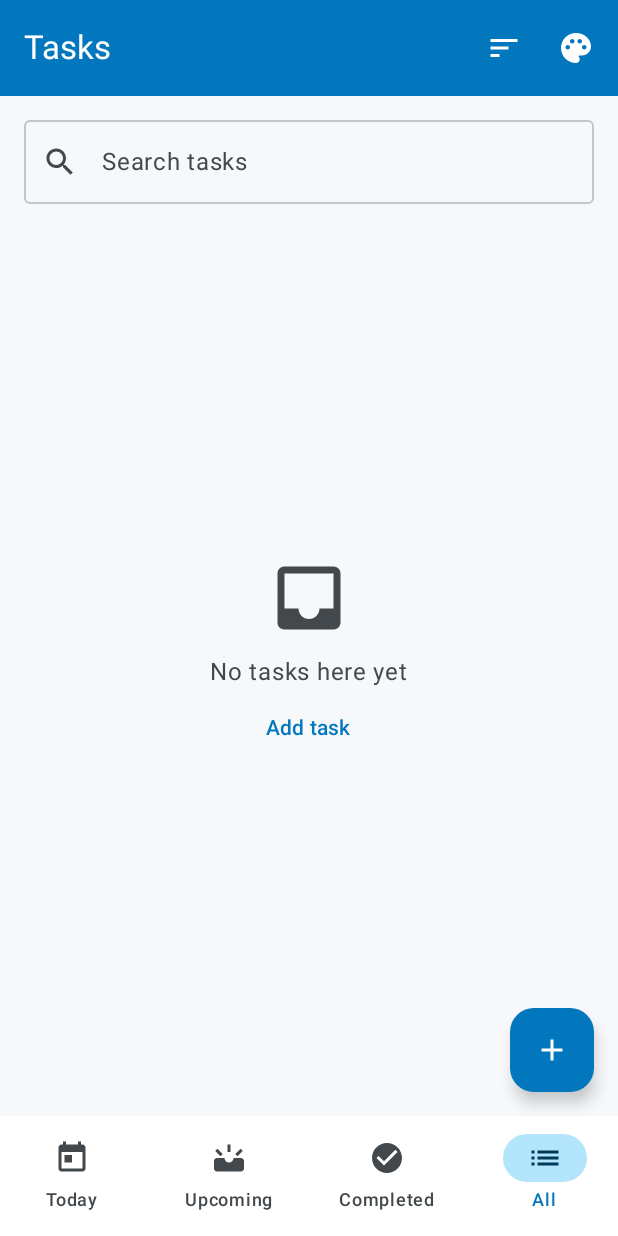
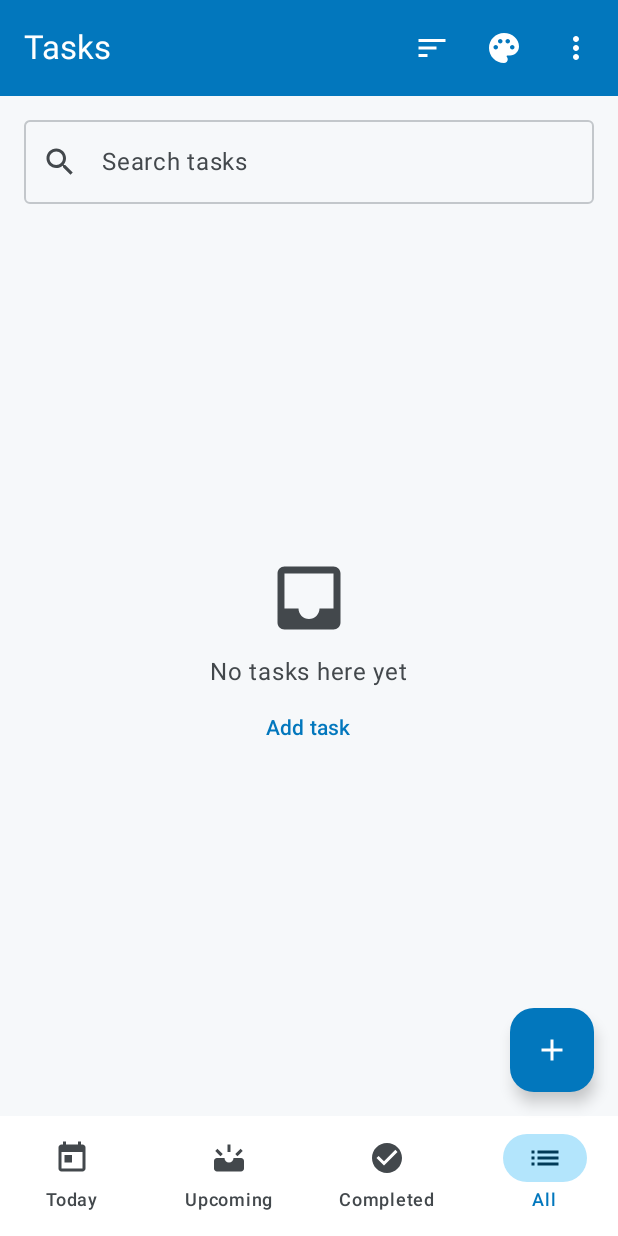
Before and after one commit to William-Chow/ToDo, an Android app built with Jetpack Compose: the screen it shows after launch (MainActivity), on a phone screen of 412 x 824 dp. Run offline under Robolectric (Android 15) with nearby library versions, the phone set to English and light mode, and no system bars; our stand-ins replace AdMob; libraries missing offline, so code that uses them is left out: androidx.core.net, java.text, kotlinx.coroutines.flow; pictures from the network do not load; 5 statements that could not run were skipped.

Commit message:
Link the privacy policy from inside the app
Play wants the privacy policy reachable from inside the app as well as from
its listing. The top bar has a More options menu now, with the policy in it,
and Privacy options moved there from an icon of its own; it still shows only
where the law asks for it. A phone with nothing to open the link with says
so instead of crashing.

PRIVACY.md names the menu rather than a button.

Checked on an API 36 emulator: outside the EEA the menu holds the policy
alone and opens the browser at it, with the browser disabled the message
shows, in Chinese both names are translated, and with the EEA forced and
consent given the menu holds both and Privacy options reopens the form. The
1.4 bundle sent to Play was built with this change in place, signed with the
same upload certificate as 1.3. 189 unit tests pass and lint reports nothing
new.

Co-Authored-By: Claude Opus 5.5 <noreply@anthropic.com>

```diff
--- a/app/src/main/java/com/menu/my/todo/ui/screens/TodoScreens.kt
+++ b/app/src/main/java/com/menu/my/todo/ui/screens/TodoScreens.kt
@@ -3,11 +3,13 @@ package com.menu.my.todo.ui.screens
 import android.app.AlarmManager
 import android.app.DatePickerDialog
 import android.app.TimePickerDialog
+import android.content.ActivityNotFoundException
 import android.content.Context
 import android.content.Intent
 import android.net.Uri
 import android.os.Build
 import android.provider.Settings
+import android.widget.Toast
 import androidx.activity.compose.BackHandler
 import androidx.annotation.StringRes
 import androidx.compose.foundation.background
@@ -50,8 +52,8 @@ import androidx.compose.material.icons.filled.Delete
 import androidx.compose.material.icons.filled.DragHandle
 import androidx.compose.material.icons.filled.Event
 import androidx.compose.material.icons.filled.Inbox
+import androidx.compose.material.icons.filled.MoreVert
 import androidx.compose.material.icons.filled.Palette
-import androidx.compose.material.icons.filled.PrivacyTip
 import androidx.compose.material.icons.filled.Repeat
 import androidx.compose.material.icons.filled.Search
 import androidx.compose.material.icons.filled.Today
@@ -115,6 +117,7 @@ import androidx.compose.ui.tooling.preview.Preview
 import androidx.compose.ui.unit.dp
 import androidx.compose.ui.zIndex
 import androidx.core.app.NotificationManagerCompat
+import androidx.core.net.toUri
 import com.google.android.gms.ads.MobileAds
 import com.menu.my.todo.BuildConfig
 import com.menu.my.todo.R
@@ -174,6 +177,7 @@ fun TodoListScreen(
     val undoLabel = stringResource(R.string.snackbar_undo)
     var sortMenuOpen by remember { mutableStateOf(false) }
     var themeMenuOpen by remember { mutableStateOf(false) }
+    var moreMenuOpen by remember { mutableStateOf(false) }
 
     // Manual sort is the only order the user owns, so it is the only one that can be dragged.
     val listState = rememberLazyListState()
@@ -191,11 +195,6 @@ fun TodoListScreen(
                         val context = LocalContext.current
                         IconButton(onClick = { MobileAds.openAdInspector(context) { } }) {
                             Icon(Icons.Default.BugReport, contentDescription = stringResource(R.string.action_ad_inspector), tint = MaterialTheme.colorScheme.onPrimary)
-                        }
-                    }
-                    if (privacyOptionsRequired) {
-                        IconButton(onClick = onPrivacyOptions) {
-                            Icon(Icons.Default.PrivacyTip, contentDescription = stringResource(R.string.action_privacy_options), tint = MaterialTheme.colorScheme.onPrimary)
                         }
                     }
                     Box {
@@ -218,6 +217,24 @@ fun TodoListScreen(
                             CheckableMenuItem(stringResource(R.string.theme_dark), ThemeMode.DARK, themeMode) { onThemeModeChange(it); themeMenuOpen = false }
                             if (Build.VERSION.SDK_INT >= Build.VERSION_CODES.S) {
                                 CheckableMenuItem(stringResource(R.string.theme_dynamic), ThemeMode.DYNAMIC, themeMode) { onThemeModeChange(it); themeMenuOpen = false }
+                            }
+                        }
+                    }
+                    Box {
+                        val context = LocalContext.current
+                        IconButton(onClick = { moreMenuOpen = true }) {
+                            Icon(Icons.Default.MoreVert, contentDescription = stringResource(R.string.action_more), tint = MaterialTheme.colorScheme.onPrimary)
+                        }
+                        DropdownMenu(expanded = moreMenuOpen, onDismissRequest = { moreMenuOpen = false }) {
+                            DropdownMenuItem(
+                                text = { Text(stringResource(R.string.action_privacy_policy)) },
+                                onClick = { moreMenuOpen = false; openPrivacyPolicy(context) }
+                            )
+                            if (privacyOptionsRequired) {
+                                DropdownMenuItem(
+                                    text = { Text(stringResource(R.string.action_privacy_options)) },
+                                    onClick = { moreMenuOpen = false; onPrivacyOptions() }
+                                )
                             }
                         }
                     }
@@ -1262,6 +1279,21 @@ internal fun undatedReminderForAdvance(
     )
 }
 
+// ---- Privacy policy --------------------------------------------------------
+
+/** The page Play lists for the app, which Play also wants reachable from inside it. */
+private const val PRIVACY_POLICY_URL = "https://github.com/William-Chow/ToDo/blob/main/PRIVACY.md"
+
+private fun openPrivacyPolicy(context: Context) {
+    val intent = Intent(Intent.ACTION_VIEW, PRIVACY_POLICY_URL.toUri())
+        .addFlags(Intent.FLAG_ACTIVITY_NEW_TASK)
+    try {
+        context.startActivity(intent)
+    } catch (_: ActivityNotFoundException) {
+        Toast.makeText(context, R.string.privacy_policy_unavailable, Toast.LENGTH_LONG).show()
+    }
+}
+
 // ---- Permission helpers ---------------------------------------------------
 
 private fun areNotificationsEnabled(context: Context): Boolean =
--- a/app/src/main/res/values/strings.xml
+++ b/app/src/main/res/values/strings.xml
@@ -14,6 +14,9 @@
     <string name="theme_light">Light</string>
     <string name="theme_dark">Dark</string>
     <string name="theme_dynamic">Dynamic color</string>
+    <string name="action_more">More options</string>
+    <string name="action_privacy_policy">Privacy policy</string>
+    <string name="privacy_policy_unavailable">No app to open the privacy policy with.</string>
     <!-- Reopens the ad consent form; only where that has to be offered. -->
     <string name="action_privacy_options">Privacy options</string>
     <string name="privacy_options_unavailable">Couldn\'t open privacy options. Try again later.</string>
```
Also changed, not shown: 2 other files.
